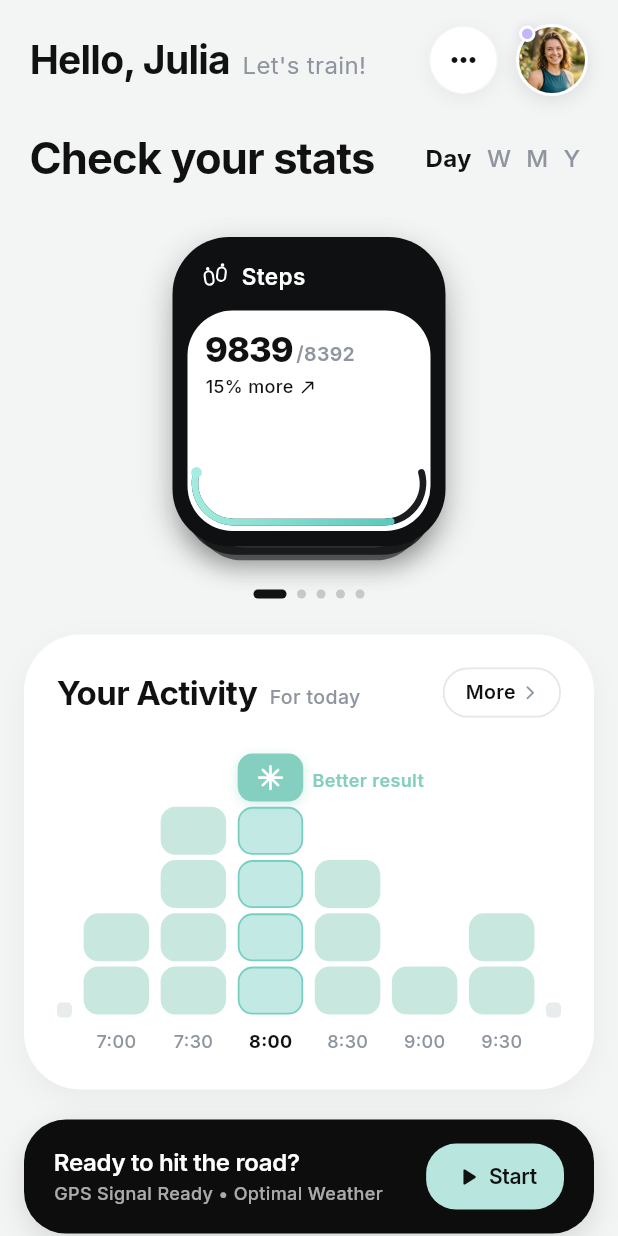
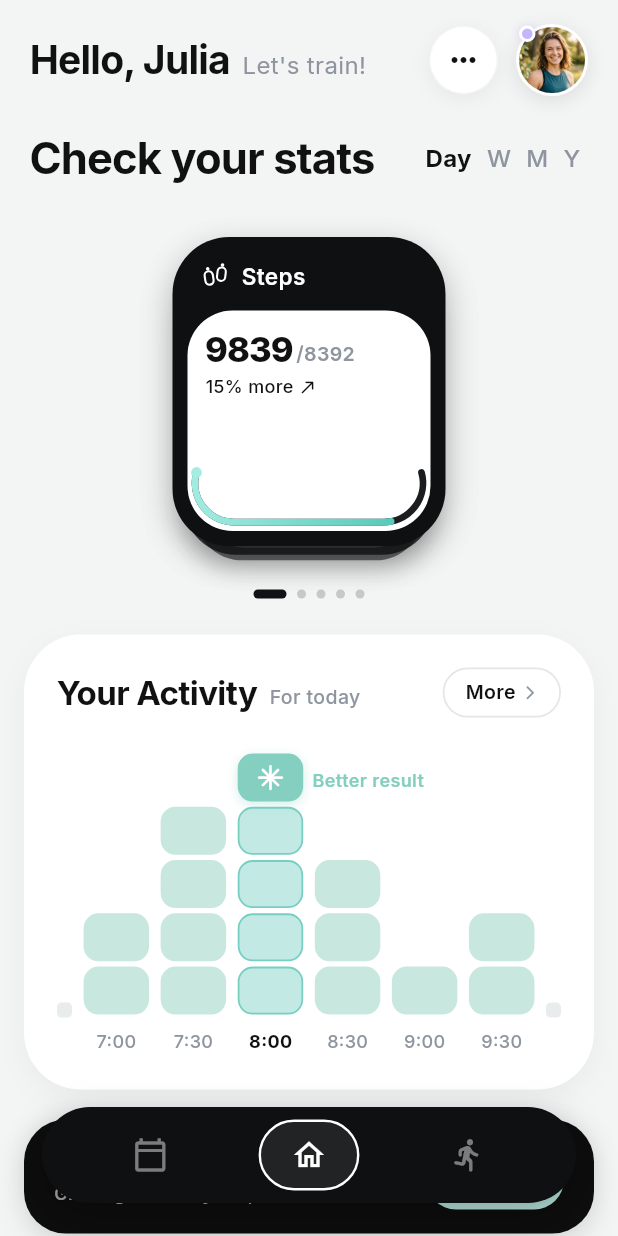
Before and after one commit to Irtaza4/run-mate, a Flutter app: the screen it shows after launch, after a tap on "Skip", on a phone screen of 412 x 824 dp. Run offline on Flutter 3.47's test engine with Material 3 defaults, Android fonts, the phone set to English and light mode, and no system bars; our stand-ins replace google_fonts.

Commit message:
added tab

```diff
--- a/lib/screens/live_run_screen.dart
+++ b/lib/screens/live_run_screen.dart
@@ -304,13 +304,16 @@ class _LiveRunScreenState extends State<LiveRunScreen>
 
                   const SizedBox(width: 20),
 
-                  // 2. Central Giant Pause / Resume Button
+                  // 2. Central Giant Pause / Resume / Start Button
                   GestureDetector(
                     onTap: () {
                       if (state.isRunning) {
                         state.pauseRun();
+                      } else if (state.trackingState == RunTrackingState.paused) {
+                        state.resumeRun();
                       } else {
-                        state.resumeRun();
+                        // Start a fresh new run
+                        state.startRun(route: widget.initialRoute);
                       }
                     },
                     child: Container(
@@ -343,6 +346,9 @@ class _LiveRunScreenState extends State<LiveRunScreen>
                   // 3. Stop / Finish Button
                   GestureDetector(
                     onTap: () {
+                      if (!state.isTrackingActive && state.trackingState != RunTrackingState.running) {
+                        return;
+                      }
                       final completedRun = state.finishRun();
                       Navigator.push(
                         context,
@@ -351,7 +357,12 @@ class _LiveRunScreenState extends State<LiveRunScreen>
                             run: completedRun,
                           ),
                         ),
-                      );
+                      ).then((_) {
+                        // When returning from summary, reset ready for next run
+                        if (mounted) {
+                          setState(() {});
+                        }
+                      });
                     },
                     child: Container(
                       width: 52,
--- a/lib/screens/main_shell_screen.dart
+++ b/lib/screens/main_shell_screen.dart
@@ -93,7 +93,6 @@ class _MainShellScreenState extends State<MainShellScreen> {
           ),
 
           // Floating Dark Bottom Navigation Capsule
-          if (!state.isTrackingActive)
           Positioned(
             left: 0,
             right: 0,
--- a/lib/widgets/common/custom_bottom_nav.dart
+++ b/lib/widgets/common/custom_bottom_nav.dart
@@ -35,21 +35,18 @@ class CustomBottomNav extends StatelessWidget {
           _buildNavItem(
             index: 0,
             icon: Icons.calendar_today_outlined,
-            isPill: false,
           ),
 
-          // 2. Center: Home Dashboard (with capsule border indicator)
+          // 2. Center: Home Dashboard
           _buildNavItem(
             index: 1,
             icon: Icons.home_outlined,
-            isPill: true,
           ),
 
-          // 3. Right: Live Run / Runner (with circular border indicator)
+          // 3. Right: Live Run / Runner
           _buildNavItem(
             index: 2,
             icon: Icons.directions_run_rounded,
-            isCircle: true,
           ),
         ],
       ),
@@ -59,8 +56,6 @@ class CustomBottomNav extends StatelessWidget {
   Widget _buildNavItem({
     required int index,
     required IconData icon,
-    bool isPill = false,
-    bool isCircle = false,
   }) {
     final isSelected = currentIndex == index;
 
@@ -68,25 +63,24 @@ class CustomBottomNav extends StatelessWidget {
       onTap: () => onTap(index),
       behavior: HitTestBehavior.opaque,
       child: AnimatedContainer(
-        duration: const Duration(milliseconds: 200),
+        duration: const Duration(milliseconds: 220),
         curve: Curves.easeOutCubic,
-        padding: isPill
-            ? const EdgeInsets.symmetric(horizontal: 16, vertical: 8)
-            : const EdgeInsets.all(8),
+        padding: const EdgeInsets.symmetric(horizontal: 20, vertical: 10),
         decoration: BoxDecoration(
-          borderRadius: isPill ? BorderRadius.circular(20) : null,
-          shape: isCircle ? BoxShape.circle : (isPill ? BoxShape.rectangle : BoxShape.rectangle),
-          border: (isSelected && (isPill || isCircle))
+          borderRadius: BorderRadius.circular(24),
+          border: isSelected
               ? Border.all(color: Colors.white, width: 1.6)
-              : null,
-          color: (isSelected && !isPill && !isCircle)
-              ? Colors.white.withValues(alpha: 0.15)
+              : Border.all(color: Colors.transparent, width: 1.6),
+          color: isSelected
+              ? Colors.white.withValues(alpha: 0.08)
               : Colors.transparent,
         ),
         child: Icon(
           icon,
           size: 24,
-          color: isSelected ? Colors.white : Colors.white.withValues(alpha: 0.55),
+          color: isSelected
+              ? Colors.white
+              : Colors.white.withValues(alpha: 0.45),
         ),
       ),
     );
```
Lines whose indentation alone changed are shown as unchanged.
